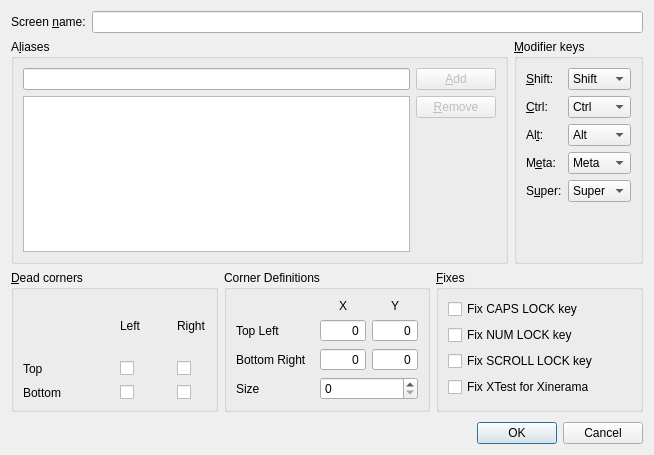
Above: src/gui/res/ScreenSettingsDialogBase.ui from jmenashe/synergy before the change. Below: the same form after it.
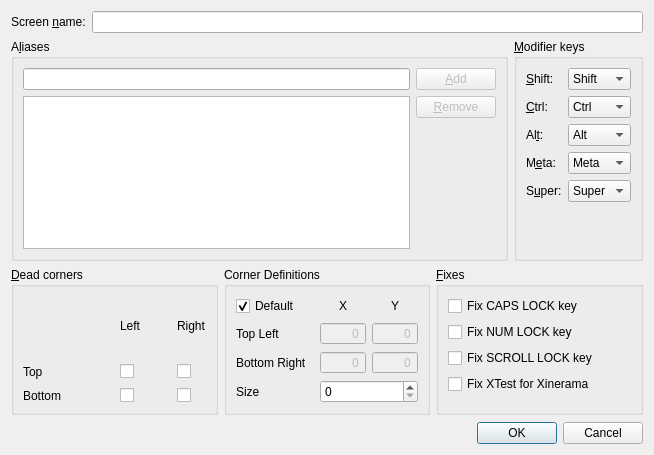
That is the form after the change.

Commit message: Added default corner option to UI, added a clear logs button.

```diff
--- a/src/gui/res/ScreenSettingsDialogBase.ui
+++ b/src/gui/res/ScreenSettingsDialogBase.ui
@@ -480,6 +480,9 @@
        <layout class="QGridLayout" name="gridLayout_6">
         <item row="2" column="2">
          <widget class="QSpinBox" name="m_pSpinBoxCornerBottomRightY">
+          <property name="enabled">
+           <bool>false</bool>
+          </property>
           <property name="maximumSize">
            <size>
             <width>46</width>
@@ -512,6 +515,9 @@
         </item>
         <item row="1" column="1">
          <widget class="QSpinBox" name="m_pSpinBoxCornerTopLeftX">
+          <property name="enabled">
+           <bool>false</bool>
+          </property>
           <property name="maximumSize">
            <size>
             <width>46</width>
@@ -544,6 +550,9 @@
         </item>
         <item row="2" column="1">
          <widget class="QSpinBox" name="m_pSpinBoxCornerBottomRightX">
+          <property name="enabled">
+           <bool>false</bool>
+          </property>
           <property name="maximumSize">
            <size>
             <width>46</width>
@@ -573,6 +582,9 @@
         </item>
         <item row="1" column="2">
          <widget class="QSpinBox" name="m_pSpinBoxCornerTopLeftY">
+          <property name="enabled">
+           <bool>false</bool>
+          </property>
           <property name="maximumSize">
            <size>
             <width>46</width>
@@ -619,6 +631,19 @@
           </property>
          </widget>
         </item>
+        <item row="0" column="0">
+         <widget class="QCheckBox" name="m_pCheckBoxDefaultCornerPositions">
+          <property name="text">
+           <string>Default</string>
+          </property>
+          <property name="shortcut">
+           <string>Ctrl+S</string>
+          </property>
+          <property name="checked">
+           <bool>true</bool>
+          </property>
+         </widget>
+        </item>
        </layout>
       </widget>
      </item>
```
Left out of the diff: 4 changed lines with no effect on the pictures. The commit also changes 8 other files.
